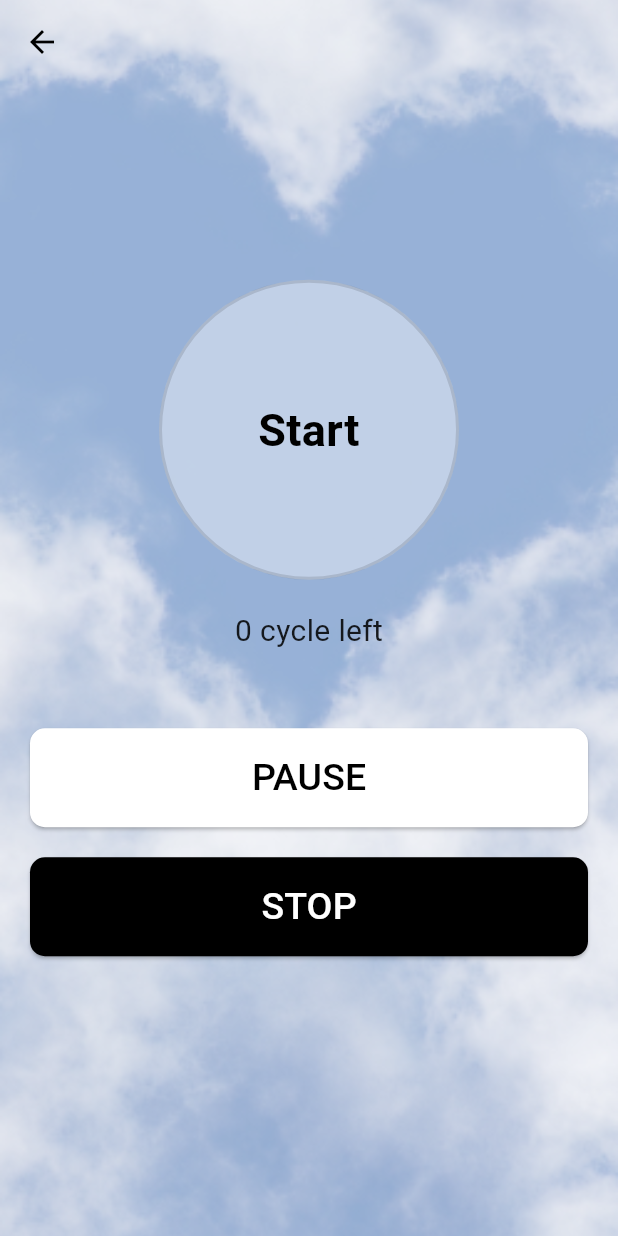
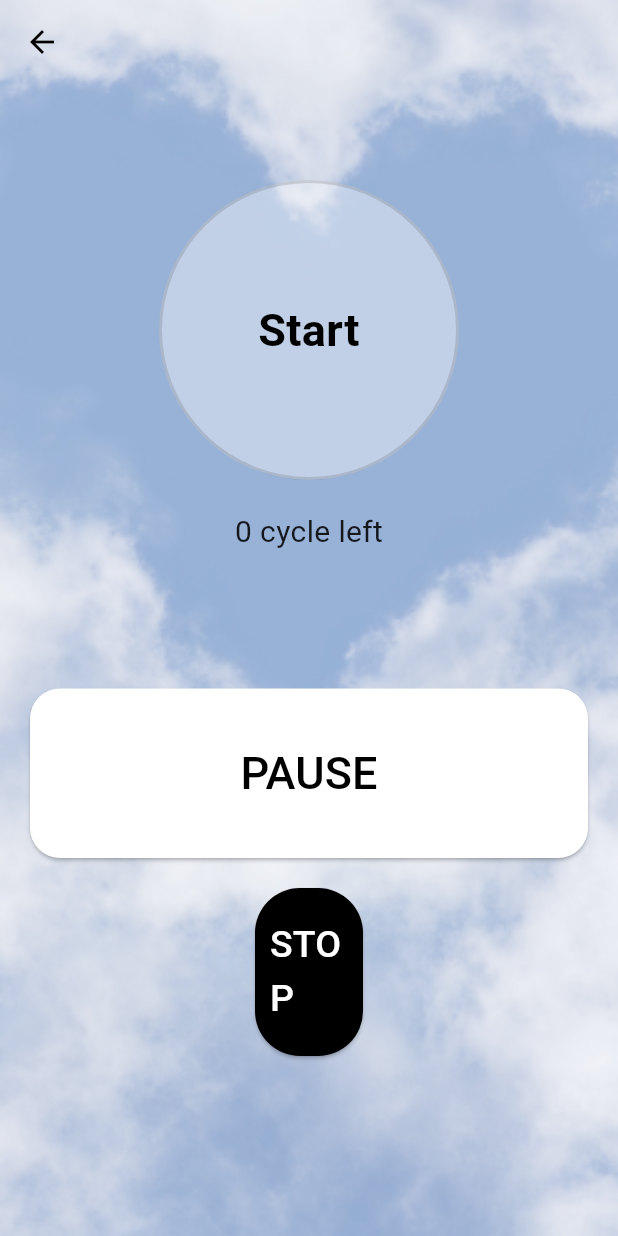
Before and after one commit to Jeditale/Hackaton_PC, a Flutter app: the BreathingstartScreen screen opened directly with empty values, after a tap on "STOP", on a phone screen of 412 x 824 dp. Run offline on Flutter 3.47's test engine with Material 3 defaults, Android fonts, the light colour scheme and no system bars; our stand-ins replace audioplayers, cloud_firestore, firebase_auth, firebase_core, fl_chart, flutter_local_notifications and 4 more; missing offline and left inert: app_settings; accounts and stored records are empty.

Commit message:
Breathing

```diff
--- a/nirva/lib/Pages/Breathing/breathingStart.dart
+++ b/nirva/lib/Pages/Breathing/breathingStart.dart
@@ -9,12 +9,14 @@ class BreathingstartScreen extends StatefulWidget {
   final int breatheInDuration;
   final int holdDuration;
   final int breatheOutDuration;
+  final String selectedVoice;
 
   BreathingstartScreen({
     required this.remainingCycles,
     required this.breatheInDuration,
     required this.holdDuration,
     required this.breatheOutDuration,
+    required this.selectedVoice,
   });
 
   @override
@@ -54,6 +56,7 @@ class _BreathingstartScreenState extends State<BreathingstartScreen> {
     try {
       final ByteData data = await rootBundle.load(soundPath); // โหลดไฟล์เสียงจาก assets
       final Uint8List bytes = data.buffer.asUint8List(); // แปลงเป็น Uint8List
+      await _audioPlayer.setVolume(1.0); // ตั้งค่าเสียงดังสุด (ค่ารับได้ตั้งแต่ 0.0 ถึง 1.0)
       await _audioPlayer.play(BytesSource(bytes)); // เล่นเสียงจาก bytes
     } catch (e) {
       print('Error loading sound: $e'); // แสดงข้อความหากมีข้อผิดพลาด
@@ -70,9 +73,23 @@ class _BreathingstartScreenState extends State<BreathingstartScreen> {
     });
      // เล่นเสียง Breathe In ทันทีหลังจาก Start
     await Future.delayed(Duration(seconds: 3)); // เพิ่ม delay เพื่อให้เสียงเล่นต่อเนื่อง
-    await _playSound('assets/sound/ringtone.mp3'); // เล่นเสียง Breathe In
+    await _playSound(_getBreathingSound('Breathein')); // เล่นเสียง Breathe In
 
     _startBreathingCycle();  // เริ่มรอบหายใจ
+  }
+
+  // ฟังก์ชันสำหรับเลือกเสียงที่เลือกจาก user
+  String _getBreathingSound(String action) {
+    if (widget.selectedVoice == 'Eric') {
+      // เสียงผู้ชาย (Eric)
+      return 'assets/sound/eric_$action.mp3';
+    } else if (widget.selectedVoice == 'Sarah') {
+      // เสียงผู้หญิง (Sarah)
+      return 'assets/sound/sarah_$action.mp3';
+    } else {
+      // ค่าเริ่มต้น
+      return 'assets/sound/eric_$action.mp3';
+    }
   }
 
   void _startBreathingCycle() {
@@ -83,17 +100,17 @@ class _BreathingstartScreenState extends State<BreathingstartScreen> {
         int secondsInCycle = _elapsedSeconds % _cycleDuration;
 
         if (secondsInCycle == 0) {
-          _playSound('assets/sound/ringtone.mp3'); // เล่นเสียง Breathe In
+          _playSound(_getBreathingSound('Breathein')); // เล่นเสียง Breathe In
         }
 
         if (secondsInCycle < _breatheInDuration) {
           _breatheText = 'Breathe In';
         } else if (secondsInCycle == _breatheInDuration) {
-          _playSound('assets/sound/ringtone.mp3'); // เล่นเสียง Hold
+          _playSound(_getBreathingSound('Hold')); // เล่นเสียง Hold
         } else if (secondsInCycle < _breatheInDuration + _holdDuration) {
           _breatheText = 'Hold';
         } else if (secondsInCycle == _breatheInDuration + _holdDuration) {
-          _playSound('assets/sound/ringtone.mp3'); // เล่นเสียง Breathe Out
+          _playSound(_getBreathingSound('Breatheout')); // เล่นเสียง Breathe Out
         } else if (secondsInCycle < _breatheInDuration + _holdDuration + _breatheOutDuration) {
           _breatheText = 'Breathe Out';
         }
@@ -174,7 +191,7 @@ class _BreathingstartScreenState extends State<BreathingstartScreen> {
                 ),
               ),
 
-              SizedBox(height: 50),
+              SizedBox(height: 90),
 
               // ปุ่ม PAUSE/RESUME
               Padding(
@@ -186,17 +203,17 @@ class _BreathingstartScreenState extends State<BreathingstartScreen> {
                     });
                   },
                   style: ElevatedButton.styleFrom(
-                    padding: EdgeInsets.symmetric(vertical: 15),
+                    padding: EdgeInsets.fromLTRB(10, 35, 10, 35),
                     backgroundColor: const Color.fromARGB(255, 255, 255, 255),
                     minimumSize: Size(double.infinity, 50),
                     shape: RoundedRectangleBorder(
-                      borderRadius: BorderRadius.circular(10),
+                      borderRadius: BorderRadius.circular(20),
                     ),
                   ),
                   child: Text(
                     _isPaused ? 'CONTINUE' : 'PAUSE',  // เปลี่ยนข้อความปุ่ม
                     style: TextStyle(
-                      fontSize: 25,
+                      fontSize: 30,
                       color: Colors.black, // สีข้อความของปุ่ม
                     ),
                   ),
@@ -207,7 +224,7 @@ class _BreathingstartScreenState extends State<BreathingstartScreen> {
 
               // ปุ่ม Stop
               Padding(
-                padding: const EdgeInsets.symmetric(horizontal: 20.0),
+                padding: const EdgeInsets.symmetric(horizontal: 170.0),
                 child: ElevatedButton(
                   onPressed: () {
                     _timer.cancel();
@@ -218,11 +235,11 @@ class _BreathingstartScreenState extends State<BreathingstartScreen> {
                     ));
                   },
                   style: ElevatedButton.styleFrom(
-                    padding: EdgeInsets.symmetric(vertical: 15),
+                    padding: EdgeInsets.fromLTRB(10, 20, 10, 20),
                     backgroundColor: Colors.black,
                     minimumSize: Size(double.infinity, 50),
                     shape: RoundedRectangleBorder(
-                      borderRadius: BorderRadius.circular(10),
+                      borderRadius: BorderRadius.circular(30),
                     ),
                   ),
                   child: Text(
```
Also changed, not shown: nirva/lib/Pages/Breathing/Breathing.dart (+12 -43 lines), 6 other files.
